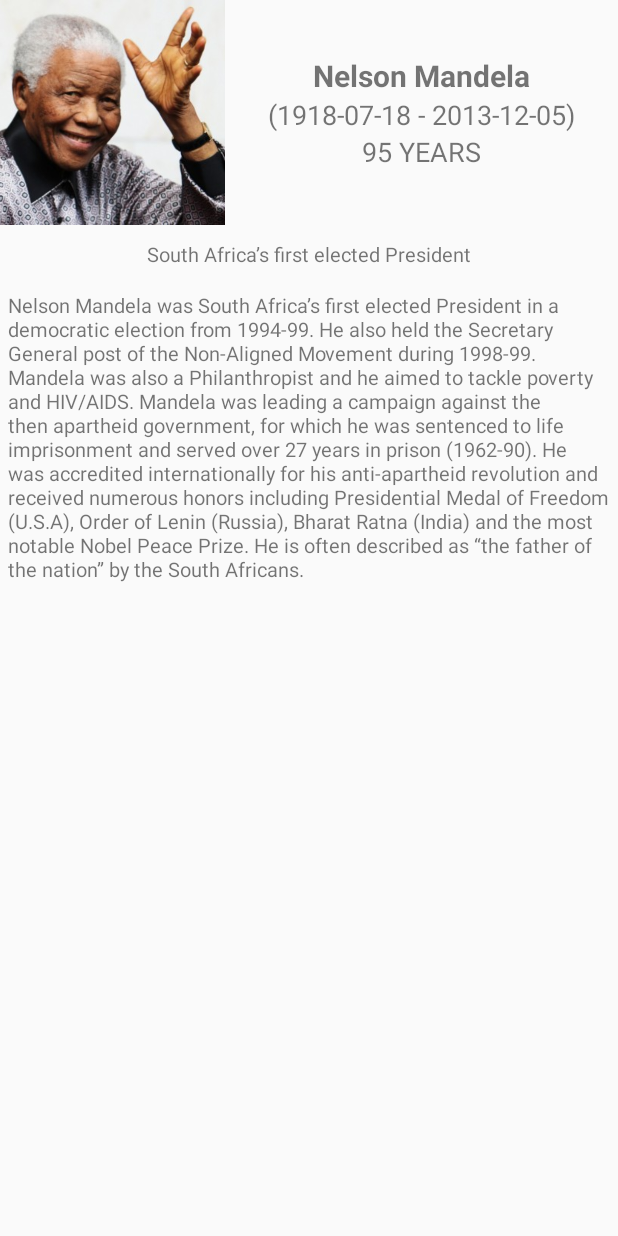
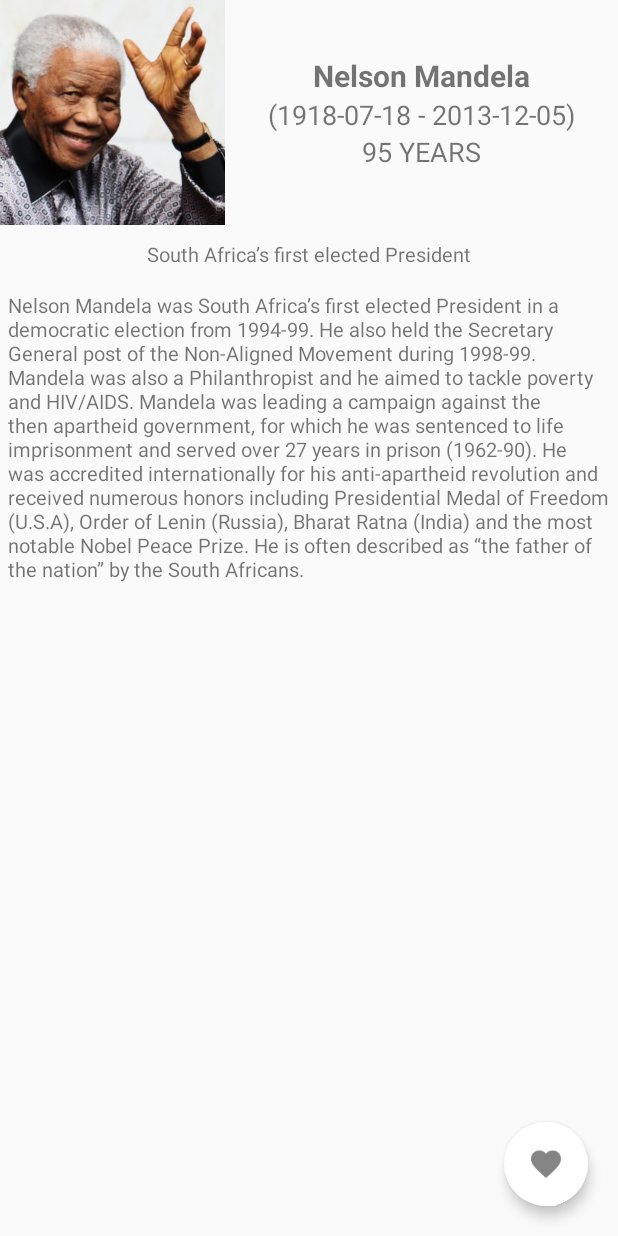
Before and after one commit to EshanDias/HeroesOfOurTime, an Android app: the screen it shows after launch (HeroProfileActivity), after a tap on "Nelson Mandela", on a phone screen of 412 x 824 dp. Run offline under Robolectric (Android 15) with nearby library versions, the phone set to English and light mode, and no system bars.

Commit message:
Added a favourite icon on profile view

```diff
--- a/app/build.gradle
+++ b/app/build.gradle
@@ -25,4 +25,5 @@ dependencies {
     testImplementation 'junit:junit:4.12'
     androidTestImplementation 'com.android.support.test:runner:1.0.1'
     androidTestImplementation 'com.android.support.test.espresso:espresso-core:3.0.1'
+    implementation 'com.android.support:design:26.1.0'
 }
--- a/app/src/main/java/com/assignments/sliit/heroesofourtime/ui/HeroProfileActivity.java
+++ b/app/src/main/java/com/assignments/sliit/heroesofourtime/ui/HeroProfileActivity.java
@@ -1,11 +1,16 @@
 package com.assignments.sliit.heroesofourtime.ui;
 
 import android.annotation.SuppressLint;
+import android.content.Context;
 import android.database.sqlite.SQLiteDatabase;
+import android.support.design.widget.FloatingActionButton;
+import android.support.design.widget.Snackbar;
 import android.support.v7.app.AppCompatActivity;
 import android.os.Bundle;
+import android.view.View;
 import android.widget.ImageView;
 import android.widget.TextView;
+import android.widget.Toast;
 
 import com.assignments.sliit.heroesofourtime.R;
 import com.assignments.sliit.heroesofourtime.dbAccess.DatabaseHelper;
@@ -19,11 +24,13 @@ public class HeroProfileActivity extends AppCompatActivity {
     DatabaseHelper db;
     Integer HeroId;
     Hero hero;
-
+    Context myContext;
     @Override
     protected void onCreate(Bundle savedInstanceState) {
         super.onCreate(savedInstanceState);
         setContentView(R.layout.activity_hero_profile);
+
+        myContext = this.getApplicationContext();
 
         HeroId = getIntent().getIntExtra("HeroID", 0);
 
@@ -61,4 +68,9 @@ public class HeroProfileActivity extends AppCompatActivity {
         tv_Summary.setText(hero.getSummary());
         tv_Description.setText(hero.getDescription());
     }
+
+        public void addToFavourites(View view) {
+            Toast.makeText(myContext,"Added To Favourites", Toast.LENGTH_SHORT).show();
+        }
+
 }
--- a/app/src/main/res/layout/activity_hero_profile.xml
+++ b/app/src/main/res/layout/activity_hero_profile.xml
@@ -1,10 +1,25 @@
 <?xml version="1.0" encoding="utf-8"?>
-<android.support.constraint.ConstraintLayout xmlns:android="http://schemas.android.com/apk/res/android"
+<RelativeLayout xmlns:android="http://schemas.android.com/apk/res/android"
     xmlns:app="http://schemas.android.com/apk/res-auto"
     xmlns:tools="http://schemas.android.com/tools"
     android:layout_width="match_parent"
     android:layout_height="match_parent"
     tools:context="com.assignments.sliit.heroesofourtime.ui.HeroProfileActivity">
+
+    <android.support.design.widget.FloatingActionButton
+        android:id="@+id/myFAB"
+        android:layout_width="64dp"
+        android:layout_height="64dp"
+        android:src="@drawable/ic_my_icon"
+        app:elevation="5dp"
+        app:backgroundTint="@color/white"
+        android:layout_alignParentBottom="true"
+        android:layout_alignParentEnd="true"
+        android:layout_marginBottom="20dp"
+        android:layout_marginEnd="20dp"
+        app:borderWidth="0dp"
+        app:rippleColor="@color/black"
+        android:onClick="addToFavourites"/>
 
     <LinearLayout
         android:layout_width="match_parent"
@@ -20,7 +35,7 @@
                 android:id="@+id/imageView_HeroImage"
                 android:layout_width="150dp"
                 android:layout_height="150dp"
-                android:scaleType="centerCrop"/>
+                android:scaleType="centerCrop" />
 
             <LinearLayout
                 android:layout_width="match_parent"
@@ -43,16 +58,16 @@
                     android:id="@+id/textView_heroBirthday"
                     android:layout_width="match_parent"
                     android:layout_height="wrap_content"
+                    android:gravity="center"
                     android:text="(Birthday - Death)"
-                    android:textSize="8pt"
-                    android:gravity="center"/>
+                    android:textSize="8pt" />
 
                 <TextView
                     android:id="@+id/textView_heroAge"
                     android:layout_width="match_parent"
                     android:layout_height="wrap_content"
+                    android:gravity="center"
                     android:text="Age Years"
-                    android:gravity="center"
                     android:textSize="8pt" />
             </LinearLayout>
         </LinearLayout>
@@ -70,6 +85,7 @@
                 android:text="Summary"
                 android:textAlignment="center"
                 android:textSize="6pt" />
+
             <TextView
                 android:id="@+id/textView_heroDescription"
                 android:layout_width="match_parent"
@@ -78,7 +94,9 @@
                 android:text="Description"
                 android:textSize="6pt" />
 
+
+
         </LinearLayout>
     </LinearLayout>
 
-</android.support.constraint.ConstraintLayout>
+</RelativeLayout>
```
Also changed, not shown: app/src/main/res/drawable-hdpi/ic_my_icon.png (added), app/src/main/res/drawable-mdpi/ic_my_icon.png (added), app/src/main/res/drawable-xhdpi/ic_my_icon.png (added), app/src/main/res/drawable-xxhdpi/ic_my_icon.png (added), 1 other file.
